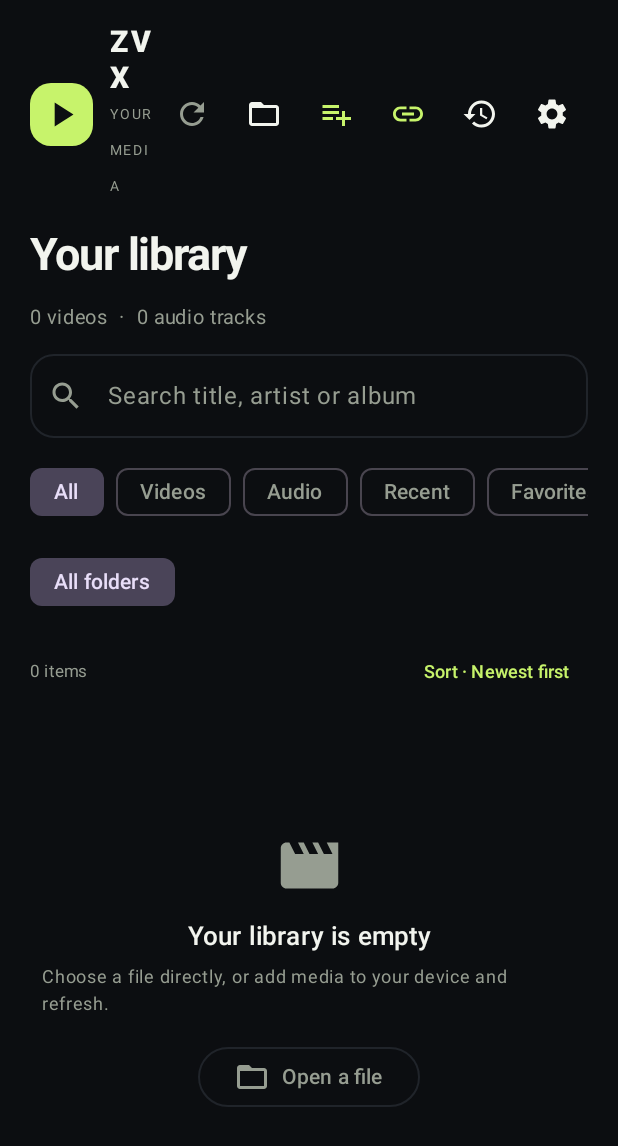
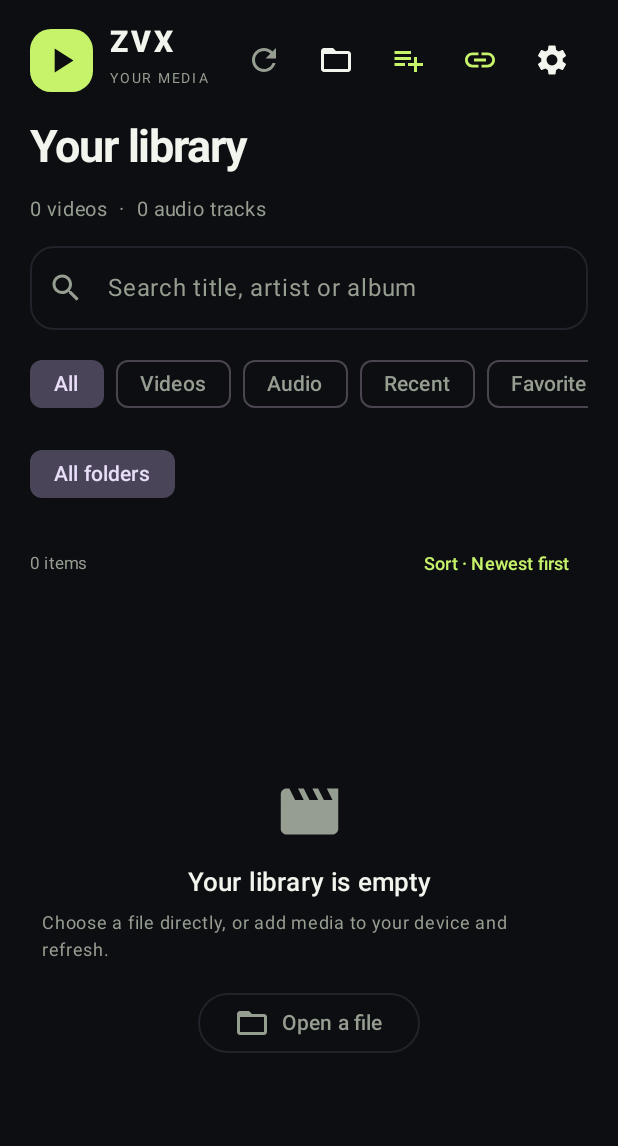
Before and after one commit to sxsbsxs/ZVX, an Android app built with Jetpack Compose: the screen it shows after launch (MainActivity), on a phone screen of 412 x 824 dp. Shown: the top 1146 px of the screen. Run offline under Robolectric (Android 15) with nearby library versions, the phone set to English and light mode, and no system bars; pictures from the network do not load.

Commit message:
Keep library toolbar compact while preserving history navigation

```diff
--- a/app/src/main/java/com/zvx/player/ui/HomeScreen.kt
+++ b/app/src/main/java/com/zvx/player/ui/HomeScreen.kt
@@ -323,9 +323,6 @@ fun HomeScreen(
                 }
                 IconButton(onClick = { showStreamDialog = true }) {
                     Icon(Icons.Default.Link, contentDescription = "Play from URL", tint = ZvxAccent)
-                }
-                IconButton(onClick = { showHistoryScreen = true }) {
-                    Icon(Icons.Default.History, contentDescription = "Playback history", tint = ZvxText)
                 }
                 IconButton(onClick = { showSettingsDialog = true }) {
                     Icon(Icons.Default.Settings, contentDescription = "Settings", tint = ZvxText)
```
